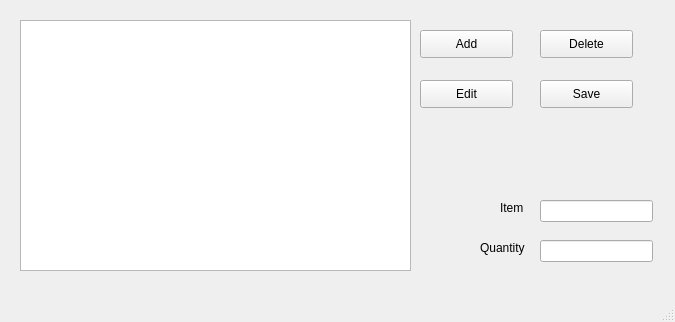
First picture: the form in mainwindow.ui, repository josharsh/100LinesOfCode, before the edit.
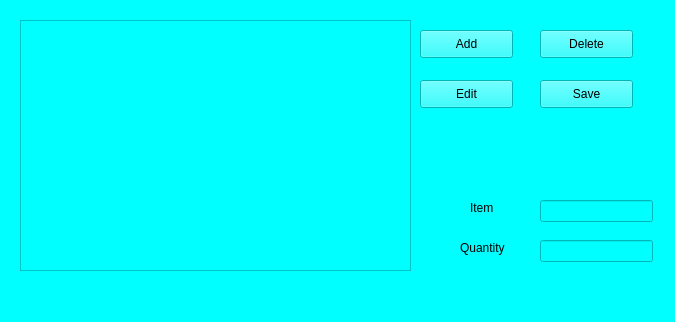
Second picture: the form after the edit.

Diff of the .ui file:
```diff
--- a/mainwindow.ui
+++ b/mainwindow.ui
@@ -13,6 +13,9 @@
   <property name="windowTitle">
    <string>MainWindow</string>
   </property>
+  <property name="styleSheet">
+   <string notr="true">background-color:#00FFFF;</string>
+  </property>
   <widget class="QWidget" name="centralwidget">
    <widget class="QListWidget" name="listWidget_shoppingList">
     <property name="geometry">
@@ -86,7 +89,7 @@
    <widget class="QLabel" name="label_itemName">
     <property name="geometry">
      <rect>
-      <x>500</x>
+      <x>470</x>
       <y>200</y>
       <width>55</width>
       <height>16</height>
@@ -99,7 +102,7 @@
    <widget class="QLabel" name="label_itemQuantity">
     <property name="geometry">
      <rect>
-      <x>480</x>
+      <x>460</x>
       <y>240</y>
       <width>55</width>
       <height>16</height>
```
